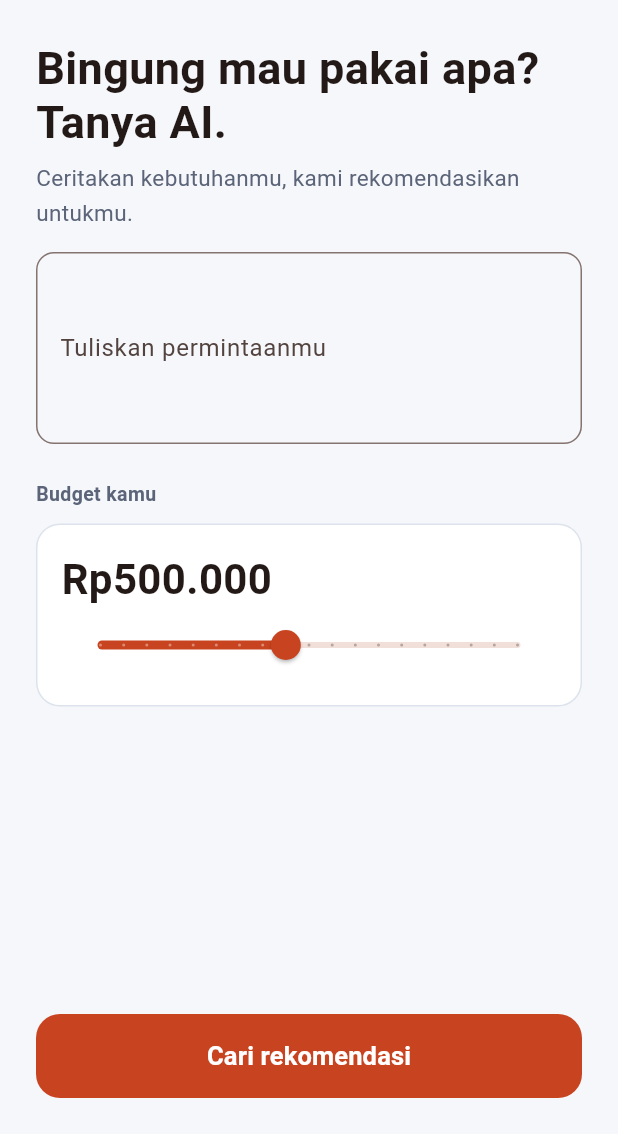
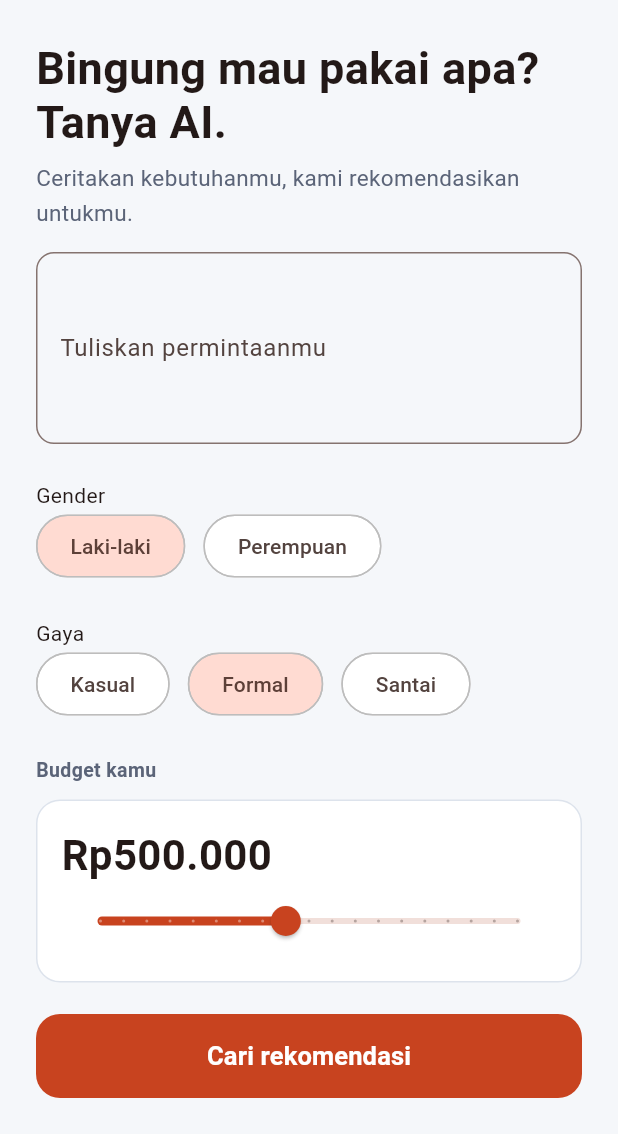
Before and after one commit to MuhamadAndris/outfit-ai, a Flutter app: the screen it shows after launch, after a tap on "Rekomendasi AI", on a phone screen of 412 x 824 dp, the part 102-1236 px from its top. Run offline on Flutter 3.47's test engine with Material 3 defaults, Android fonts, the phone set to English and light mode, and no system bars.

Commit message:
tambahkan pilihan - gaya - style

```diff
--- a/lib/screens/home_screen.dart
+++ b/lib/screens/home_screen.dart
@@ -17,6 +17,9 @@ class HomeScreen extends StatefulWidget {
 }
 
 class _HomeScreenState extends State<HomeScreen> {
+  final List<String> _styleList = ['Kasual', 'Formal', 'Santai'];
+  final List<String> _genderList = ['Laki-laki', 'Perempuan'];
+
   bool _isSubmitting = false;
 
   Future<void> _onContinue(BuildContext context) async {
@@ -29,6 +32,8 @@ class _HomeScreenState extends State<HomeScreen> {
       if (!mounted) return;
 
       if (!found) {
+        if (!context.mounted) return;
+
         ScaffoldMessenger.of(context).showSnackBar(
           const SnackBar(
             content: Text(
@@ -38,6 +43,8 @@ class _HomeScreenState extends State<HomeScreen> {
         );
         return;
       }
+
+      if (!context.mounted) return;
 
       Navigator.push(
         context,
@@ -49,7 +56,7 @@ class _HomeScreenState extends State<HomeScreen> {
       debugPrint('[CatalogScreen] GAGAL mencari rekomendasi: $e');
       debugPrintStack(stackTrace: stackTrace);
 
-      if (!mounted) return;
+      if (!context.mounted) return;
 
       ScaffoldMessenger.of(context).showSnackBar(
         const SnackBar(
@@ -65,6 +72,7 @@ class _HomeScreenState extends State<HomeScreen> {
 
   @override
   Widget build(BuildContext context) {
+    // const navy = Color(0xFF0F1D3A);
     return Scaffold(
       body: SafeArea(
         child: ListenableBuilder(
@@ -141,6 +149,57 @@ class _HomeScreenState extends State<HomeScreen> {
                           ),
 
                           const SizedBox(height: 24),
+                          const Text('Gender'),
+                          Wrap(
+                            spacing: 12,
+                            children: _genderList.map((gender) {
+                              final isSelected =
+                                  gender == widget.controller.gender;
+
+                              return ChoiceChip(
+                                label: Text(gender),
+                                selected: isSelected,
+                                backgroundColor: Colors.white,
+                                showCheckmark: false,
+                                onSelected: (_) =>
+                                    widget.controller.setGender(gender),
+                                shape: StadiumBorder(
+                                  side: BorderSide(color: Colors.grey.shade400),
+                                ),
+                                padding: EdgeInsetsGeometry.symmetric(
+                                  horizontal: 14,
+                                  vertical: 10,
+                                ),
+                              );
+                            }).toList(),
+                          ),
+
+                          const SizedBox(height: 24),
+                          const Text('Gaya'),
+                          Wrap(
+                            spacing: 12,
+                            children: _styleList.map((gaya) {
+                              final isSelected =
+                                  widget.controller.style == gaya;
+                              return ChoiceChip(
+                                label: Text(gaya),
+                                selected: isSelected,
+                                onSelected: (_) =>
+                                    widget.controller.setStyle(gaya),
+                                showCheckmark: false,
+                                backgroundColor: Colors.white,
+                                padding: const EdgeInsets.symmetric(
+                                  horizontal: 14,
+                                  vertical: 10,
+                                ),
+                                shape: StadiumBorder(
+                                  side: BorderSide(color: Colors.grey.shade400),
+                                ),
+                              );
+                            }).toList(),
+                          ),
+
+                          const SizedBox(height: 24),
                           const _SectionLabel('Budget kamu'),
                           Container(
                             padding: const EdgeInsets.all(16),
--- a/lib/screens/result_screen.dart
+++ b/lib/screens/result_screen.dart
@@ -63,7 +63,7 @@ class _ResultScreenState extends State<ResultScreen> {
       body: ListenableBuilder(
         listenable: widget.controller,
         builder: (context, _) {
-          final prompt = widget.controller.prompt;
+          final prompt = widget.controller.requestPrompt;
           return Padding(
             padding: const EdgeInsets.fromLTRB(24, 8, 24, 24),
             child: Column(
--- a/lib/state/outfit_controller.dart
+++ b/lib/state/outfit_controller.dart
@@ -9,13 +9,18 @@ enum PlanMode { ai, manual }
 /// Layar cukup mendengarkan controller ini (lihat ListenableBuilder).
 class OutfitController extends ChangeNotifier {
   OutfitController({RecommendationService? service})
-    : _service = service ?? RecommendationService();
+    : _service = service ?? RecommendationService() {
+    _syncRequestPrompt();
+  }
 
   final RecommendationService _service;
 
   PlanMode mode = PlanMode.ai;
   int budget = 500000;
   String prompt = '';
+  String gender = 'Laki-laki';
+  String style = 'Formal';
+  String requestPrompt = '';
   String prevPrompt = '';
   List<Product> selected = const [];
   OutfitRecommendation? recommendation;
@@ -36,8 +41,29 @@ class OutfitController extends ChangeNotifier {
     notifyListeners();
   }
 
+  void _syncRequestPrompt() {
+    requestPrompt = [
+      prompt.trim(),
+      style.trim(),
+      gender.trim(),
+    ].where((value) => value.isNotEmpty).join(', ');
+  }
+
   void setPrompt(String value) {
     prompt = value;
+    _syncRequestPrompt();
+    notifyListeners();
+  }
+
+  void setGender(String value) {
+    gender = value;
+    _syncRequestPrompt();
+    notifyListeners();
+  }
+
+  void setStyle(String value) {
+    style = value;
+    _syncRequestPrompt();
     notifyListeners();
   }
 
@@ -45,7 +71,7 @@ class OutfitController extends ChangeNotifier {
   Future<bool> findRecommendation({bool refresh = false}) async {
     recommendation = await _service.recommend(
       budget: budget,
-      prompt: prompt,
+      prompt: requestPrompt,
       prevCombinationCode: refresh ? prevCombinationCode : [],
       refresh: refresh,
     );
```
Also changed, not shown: 1 other file.
